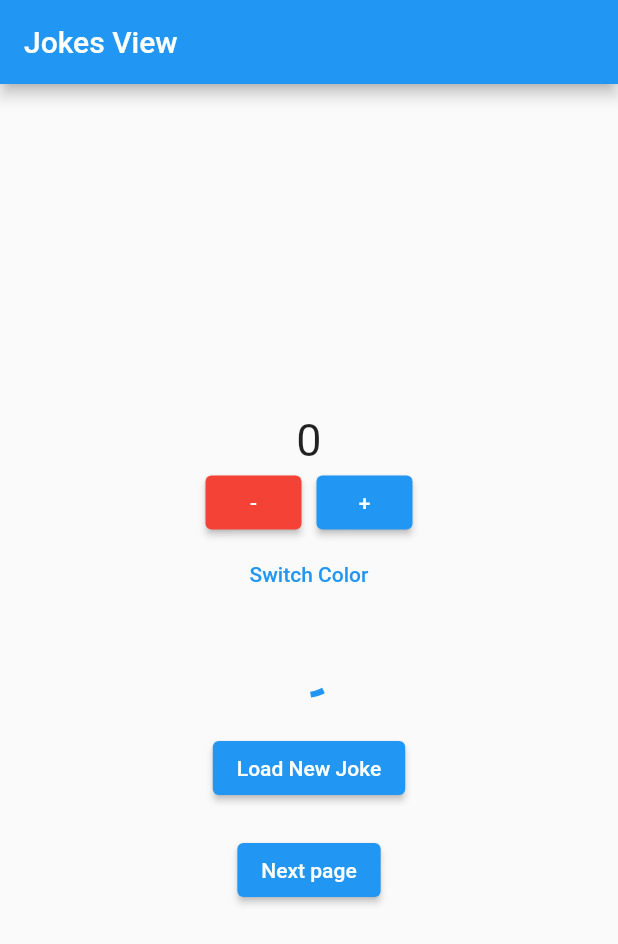
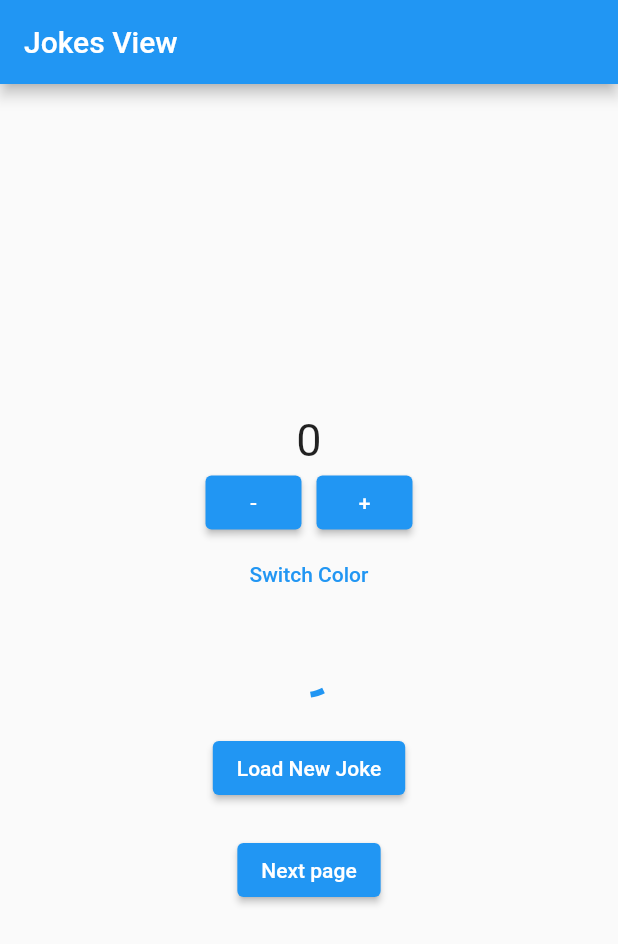
Before and after one commit to nirmal-mazhuvanpilly/flutter_bloc_complete_tutorial, a Flutter app: the screen it shows after launch, on a phone screen of 412 x 824 dp. Shown: the top 944 px of the screen. Run offline on Flutter 3.47's test engine with Material 2 defaults, Android fonts, the phone set to English and light mode, and no system bars; our stand-ins replace equatable, flutter_bloc, get_it.

```diff
--- a/lib/bloc/counter_bloc/counter_bloc.dart
+++ b/lib/bloc/counter_bloc/counter_bloc.dart
@@ -11,17 +11,17 @@ class CounterBloc extends Bloc<CounterEvent, CounterState> {
       : super(CounterStateLoaded(counter: counter)) {
     on<IncrementCounter>(((event, emit) {
       counter = counter + 1;
-      emit(CounterStateLoaded(counter: counter));
+      emit(state.copyWith(counter: counter));
     }));
 
     on<DecrementCounter>(((event, emit) {
       counter = counter - 1;
-      emit(CounterStateLoaded(counter: counter));
+      emit(state.copyWith(counter: counter));
     }));
 
     on<SwitchColor>(((event, emit) {
       isRed = !isRed;
-      emit(CounterStateLoaded(isRed: isRed, counter: counter));
+      emit(state.copyWith(isRed: isRed));
     }));
   }
 
--- a/lib/bloc/counter_bloc/counter_state.dart
+++ b/lib/bloc/counter_bloc/counter_state.dart
@@ -2,7 +2,9 @@ import 'package:equatable/equatable.dart';
 import 'package:flutter/material.dart';
 
 @immutable
-abstract class CounterState extends Equatable {}
+abstract class CounterState extends Equatable {
+  CounterStateLoaded copyWith({int? counter, bool? isRed});
+}
 
 class CounterStateLoaded extends CounterState {
   final int? counter;
@@ -11,5 +13,11 @@ class CounterStateLoaded extends CounterState {
   CounterStateLoaded({this.counter, this.isRed});
 
   @override
+  CounterStateLoaded copyWith({int? counter, bool? isRed}) {
+    return CounterStateLoaded(
+        counter: counter ?? this.counter, isRed: isRed ?? this.isRed);
+  }
+
+  @override
   List<Object?> get props => [counter, isRed];
 }
--- a/lib/view/jokes_view.dart
+++ b/lib/view/jokes_view.dart
@@ -49,7 +49,7 @@ class JokesView extends StatelessWidget {
                       return ElevatedButton(
                           style: ElevatedButton.styleFrom(
                             backgroundColor:
-                                snapshot ? Colors.blue : Colors.red,
+                                snapshot ? Colors.red : Colors.blue,
                           ),
                           onPressed: () {
                             counterInstance.add(DecrementCounter());
```
